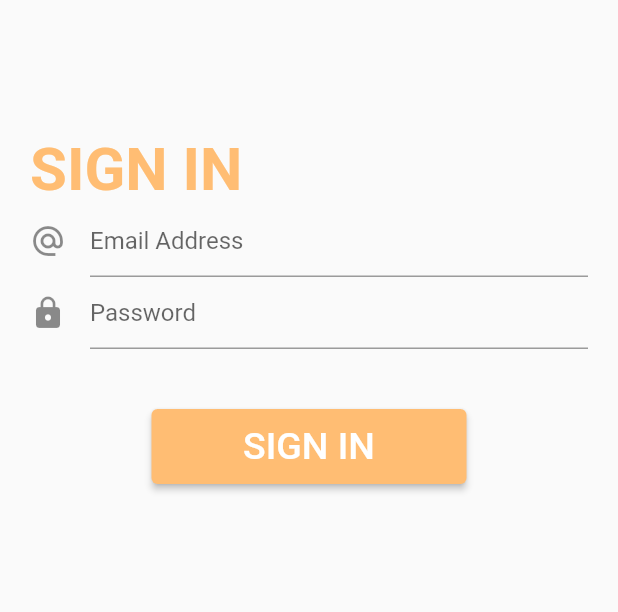
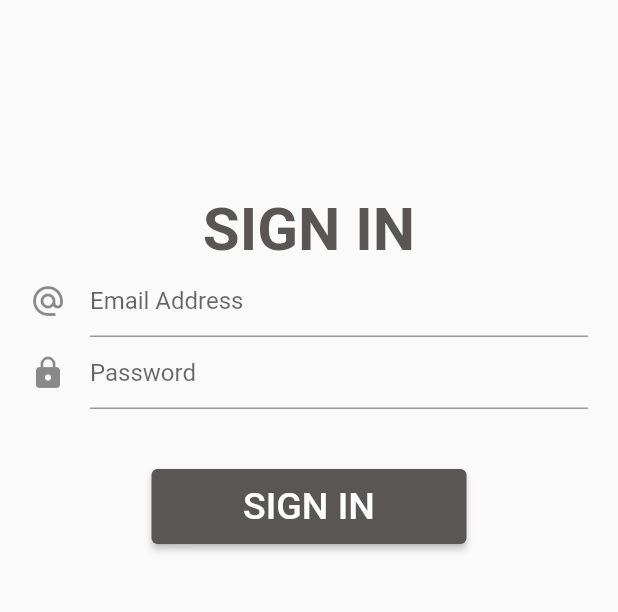
Before and after one commit to tanmaydewan/jt, a Flutter app: the screen it shows after launch, on a phone screen of 412 x 824 dp, the part 428-1040 px from its top. Run offline on Flutter 3.47's test engine with Material 2 defaults, Android fonts, the light colour scheme and no system bars; our stand-ins replace geolocator, google_maps_flutter, image_picker, parse_server_sdk_flutter; network calls fail.

Commit message:
<colors changed and change in UI , Save current user>

```diff
--- a/lib/login.dart
+++ b/lib/login.dart
@@ -15,11 +15,16 @@ class _LogInScreenState extends State<LogInScreen> {
     super.initState();
     getMArk();
   }
+
   final controllerUsername = TextEditingController();
 
   final controllerPassword = TextEditingController();
 
   bool isLoggedIn = false;
+
+  Future<bool> hasUserLogged() async {
+    return Future.value(false);
+  }
 
   @override
   Widget build(BuildContext context) {
@@ -49,12 +54,28 @@ class _LogInScreenState extends State<LogInScreen> {
                 SizedBox(
                   height: 90,
                 ),
-                Text("SIGN IN",
-                    style: TextStyle(
-                      color: kColour,
-                      fontWeight: FontWeight.bold,
-                      fontSize: 40,
+                Align(
+                    alignment: Alignment.topCenter,
+                    child: Container(
+                      margin: EdgeInsets.only(top: 40),
+                      child: Text(
+                        "SIGN IN",
+                        style: TextStyle(
+                          color: kColour,
+                          fontWeight: FontWeight.bold,
+                          fontSize: 40,
+                        ),
+                      ),
                     )),
+                // Text("SIGN IN",
+                // textAlign: TextAlign.center,
+
+                //     style: TextStyle(
+                //       color: kColour,
+                //       fontWeight: FontWeight.bold,
+                //       fontSize: 40,
+
+                //     )),
                 Expanded(
                   child: TextField(
                     controller: controllerUsername,
@@ -64,6 +85,7 @@ class _LogInScreenState extends State<LogInScreen> {
                     autocorrect: false,
                     decoration: InputDecoration(
                       icon: Icon(Icons.alternate_email),
+                      fillColor: kColour,
                       hintText: "Email Address",
                     ),
                   ),
@@ -78,6 +100,7 @@ class _LogInScreenState extends State<LogInScreen> {
                     autocorrect: false,
                     decoration: InputDecoration(
                       icon: Icon(Icons.lock),
+                      hoverColor: kColour,
                       hintText: "Password",
                     ),
                   ),
--- a/lib/main.dart
+++ b/lib/main.dart
@@ -1,9 +1,10 @@
 import 'package:flutter/material.dart';
 import 'package:just_in_time/login.dart';
+import 'package:just_in_time/screens/options.dart';
 import 'package:parse_server_sdk_flutter/parse_server_sdk.dart';
 
-const kBackgroundColor = Color(0xFF202020);
-const kPrimaryColor = Color(0xFFFFBD73);
+// const kBackgroundColor = Color(0xFF202020);
+const kPrimaryColor = Color(0xFF5A5656);
 
 void main() async {
   WidgetsFlutterBinding.ensureInitialized();
@@ -15,22 +16,56 @@ void main() async {
   await Parse().initialize(keyApplicationId, keyParseServerUrl,
       clientKey: keyClientKey, debug: true);
 
-
   runApp(MyApp());
 }
 
 class MyApp extends StatelessWidget {
+  Future<bool> hasUserLogged() async {
+    ParseUser currentUser = await ParseUser.currentUser() as ParseUser;
+    //Validates that the user's session token is valid
+    ParseResponse? userResponse = await ParseUser.getCurrentUserFromServer(
+        currentUser.get('sessionToken'));
 
+    if (!userResponse!.success) {
+      //Invalid session. Logout
+      await currentUser.logout();
+      return false;
+    } else {
+      return true;
+    }
+  }
 
   @override
-  Widget build(BuildContext
-  context) {
+  Widget build(BuildContext context) {
     return MaterialApp(
       debugShowCheckedModeBanner: false,
       theme: ThemeData(
         primaryColor: kPrimaryColor,
       ),
-      home: LogInScreen(),
+      // home: LogInScreen(),
+      home: FutureBuilder<bool>(
+          future: hasUserLogged(),
+          builder: (context, snapshot) {
+            switch (snapshot.connectionState) {
+              case ConnectionState.none:
+              case ConnectionState.waiting:
+                return Scaffold(
+                  body: Center(
+                    child: Container(
+                        width: 100,
+                        height: 100,
+                        child: CircularProgressIndicator()),
+                  ),
+                );
+                break;
+              default:
+                if (snapshot.hasData) {
+                  return Options();
+                } else {
+                  return LogInScreen();
+                }
+            }
+          }),
     );
   }
 }
--- a/lib/screens/ReuseTile.dart
+++ b/lib/screens/ReuseTile.dart
@@ -1,8 +1,6 @@
 import 'package:flutter/material.dart';
 
-
-
-Color kColour = Color(0xFFFFBD73);
+Color kColour = Color(0xFF5A5656);
 
 class OptionTile extends StatelessWidget {
   OptionTile({required this.name, required this.colour, required this.ontapp});
@@ -17,27 +15,24 @@ class OptionTile extends StatelessWidget {
         onTap: ontapp,
         child: Expanded(
           child: Container(
-            margin: EdgeInsets.all(20),
+            margin: EdgeInsets.only(
+              left: 10,
+              right: 10,
+            ),
             child: Center(
               child: Text(
                 name,
                 style: TextStyle(
                   fontSize: 15.0,
-                  fontWeight:FontWeight.bold,
+                  fontWeight: FontWeight.bold,
                   color: Colors.black,
-
                 ),
               ),
             ),
-
             decoration: BoxDecoration(
-
               color: colour,
-
               borderRadius: BorderRadius.circular(10.0),
-
             ),
-
           ),
         ),
       ),
@@ -59,7 +54,6 @@ class TextContainer extends StatelessWidget {
         decoration: InputDecoration(
           labelText: tLabel,
           icon: Icon(tIcon),
-
         ),
       ),
     );
@@ -68,10 +62,7 @@ class TextContainer extends StatelessWidget {
 
 class RegTextContainer extends StatelessWidget {
   const RegTextContainer(
-      {
-      required this.tController,
-      required this.tIcon,
-      required this.tLabel});
+      {required this.tController, required this.tIcon, required this.tLabel});
 
   final TextEditingController tController;
   final String tLabel;
@@ -90,8 +81,6 @@ class RegTextContainer extends StatelessWidget {
           icon: Icon(tIcon),
           border: OutlineInputBorder(
             borderSide: BorderSide(color: Colors.black),
-
-
           ),
         ),
       ),
```
Also changed, not shown: lib/screens/options.dart (+56 -7 lines), 2 other files.
